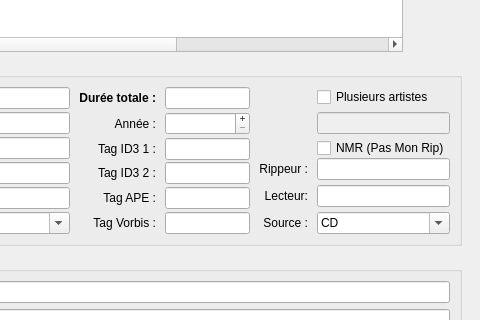
First picture: the form in tnb_gui.ui, repository zdimension/t411nfobuilder, before the edit; both pictures show x 280 to 760 and y 160 to 480 of the 760 by 650 pixel window.
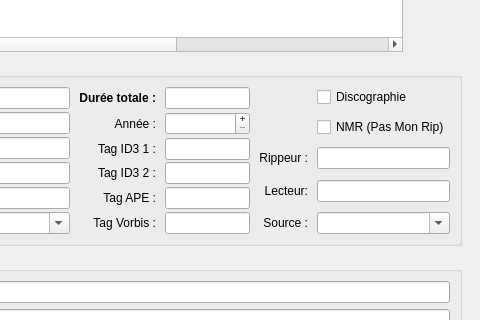
Second picture: the form after the edit. The open tabs and pages were chosen to show the change. Icons and pictures are not drawn.

Commit message: Finished the audio part, version -> 0.3

The edit to the form file:
```diff
--- a/tnb_gui.ui
+++ b/tnb_gui.ui
@@ -4236,25 +4236,31 @@
                    <item row="0" column="1">
                     <widget class="QCheckBox" name="audio_isVariousArtists">
                      <property name="text">
-                      <string>Plusieurs artistes</string>
+                      <string>Discographie</string>
                      </property>
                     </widget>
                    </item>
+                   <item row="1" column="1">
+                    <spacer name="verticalSpacer_25">
+                     <property name="orientation">
+                      <enum>Qt::Vertical</enum>
+                     </property>
+                     <property name="sizeHint" stdset="0">
+                      <size>
+                       <width>20</width>
+                       <height>15</height>
+                      </size>
+                     </property>
+                    </spacer>
+                   </item>
                    <item row="2" column="1">
-                    <widget class="QLineEdit" name="audio_variousArtists">
-                     <property name="enabled">
-                      <bool>false</bool>
-                     </property>
-                    </widget>
-                   </item>
-                   <item row="4" column="1">
                     <widget class="QCheckBox" name="audio_notMyRip">
                      <property name="text">
                       <string>NMR (Pas Mon Rip)</string>
                      </property>
                     </widget>
                    </item>
-                   <item row="5" column="0">
+                   <item row="4" column="0">
                     <widget class="QLabel" name="label_4">
                      <property name="text">
                       <string>Rippeur :</string>
@@ -4264,10 +4270,23 @@
                      </property>
                     </widget>
                    </item>
-                   <item row="5" column="1">
+                   <item row="4" column="1">
                     <widget class="QLineEdit" name="audio_ripper"/>
                    </item>
-                   <item row="7" column="0">
+                   <item row="5" column="1">
+                    <spacer name="verticalSpacer_13">
+                     <property name="orientation">
+                      <enum>Qt::Vertical</enum>
+                     </property>
+                     <property name="sizeHint" stdset="0">
+                      <size>
+                       <width>20</width>
+                       <height>15</height>
+                      </size>
+                     </property>
+                    </spacer>
+                   </item>
+                   <item row="6" column="0">
                     <widget class="QLabel" name="label_5">
                      <property name="text">
                       <string>Lecteur:</string>
@@ -4277,10 +4296,23 @@
                      </property>
                     </widget>
                    </item>
-                   <item row="7" column="1">
+                   <item row="6" column="1">
                     <widget class="QLineEdit" name="audio_cdmodel"/>
                    </item>
-                   <item row="9" column="0">
+                   <item row="7" column="1">
+                    <spacer name="verticalSpacer_14">
+                     <property name="orientation">
+                      <enum>Qt::Vertical</enum>
+                     </property>
+                     <property name="sizeHint" stdset="0">
+                      <size>
+                       <width>20</width>
+                       <height>15</height>
+                      </size>
+                     </property>
+                    </spacer>
+                   </item>
+                   <item row="8" column="0">
                     <widget class="QLabel" name="label_7">
                      <property name="text">
                       <string>Source :</string>
@@ -4290,16 +4322,16 @@
                      </property>
                     </widget>
                    </item>
-                   <item row="9" column="1">
+                   <item row="8" column="1">
                     <widget class="QComboBox" name="audio_source">
                      <property name="editable">
                       <bool>true</bool>
                      </property>
                      <property name="currentText">
-                      <string>CD</string>
+                      <string/>
                      </property>
                      <property name="currentIndex">
-                      <number>0</number>
+                      <number>-1</number>
                      </property>
                      <property name="frame">
                       <bool>true</bool>
@@ -4351,7 +4383,7 @@
                      </item>
                     </widget>
                    </item>
-                   <item row="1" column="1">
+                   <item row="3" column="1">
                     <spacer name="verticalSpacer_11">
                      <property name="orientation">
                       <enum>Qt::Vertical</enum>
@@ -4359,46 +4391,7 @@
                      <property name="sizeHint" stdset="0">
                       <size>
                        <width>20</width>
-                       <height>10</height>
-                      </size>
-                     </property>
-                    </spacer>
-                   </item>
-                   <item row="3" column="1">
-                    <spacer name="verticalSpacer_12">
-                     <property name="orientation">
-                      <enum>Qt::Vertical</enum>
-                     </property>
-                     <property name="sizeHint" stdset="0">
-                      <size>
-                       <width>20</width>
-                       <height>10</height>
-                      </size>
-                     </property>
-                    </spacer>
-                   </item>
-                   <item row="6" column="1">
-                    <spacer name="verticalSpacer_13">
-                     <property name="orientation">
-                      <enum>Qt::Vertical</enum>
-                     </property>
-                     <property name="sizeHint" stdset="0">
-                      <size>
-                       <width>20</width>
-                       <height>10</height>
-                      </size>
-                     </property>
-                    </spacer>
-                   </item>
-                   <item row="8" column="1">
-                    <spacer name="verticalSpacer_14">
-                     <property name="orientation">
-                      <enum>Qt::Vertical</enum>
-                     </property>
-                     <property name="sizeHint" stdset="0">
-                      <size>
-                       <width>20</width>
-                       <height>10</height>
+                       <height>15</height>
                       </size>
                      </property>
                     </spacer>
```
Left out of the diff: 4 changed lines with no effect on the pictures. The commit also changes 4 other files.
